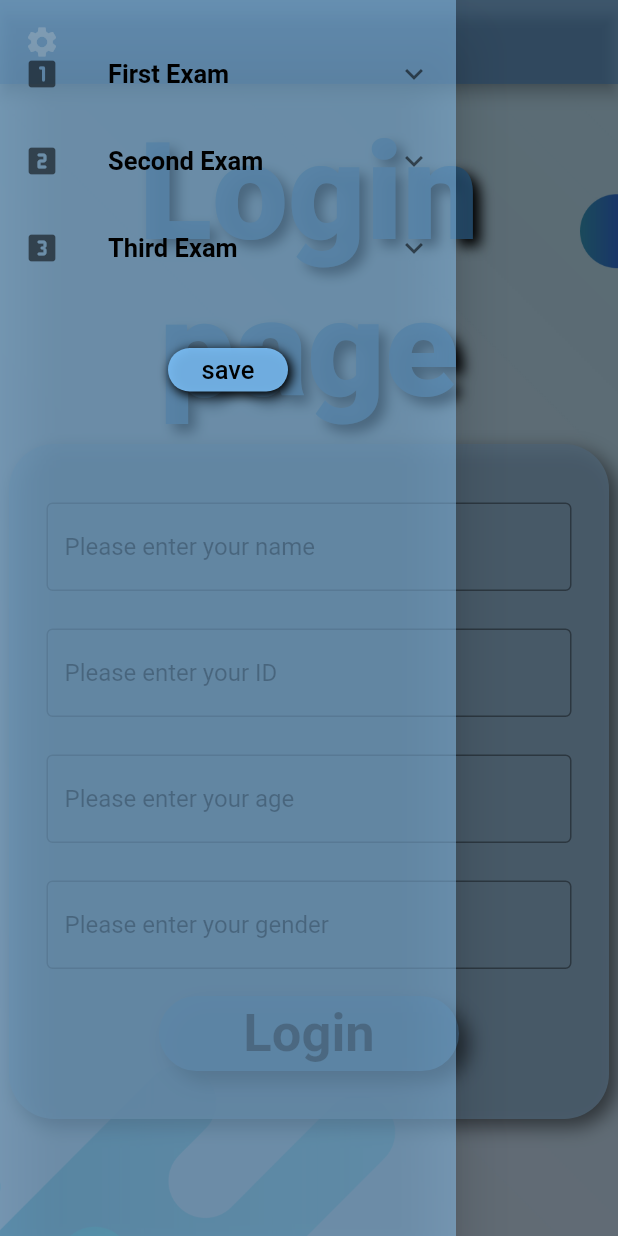
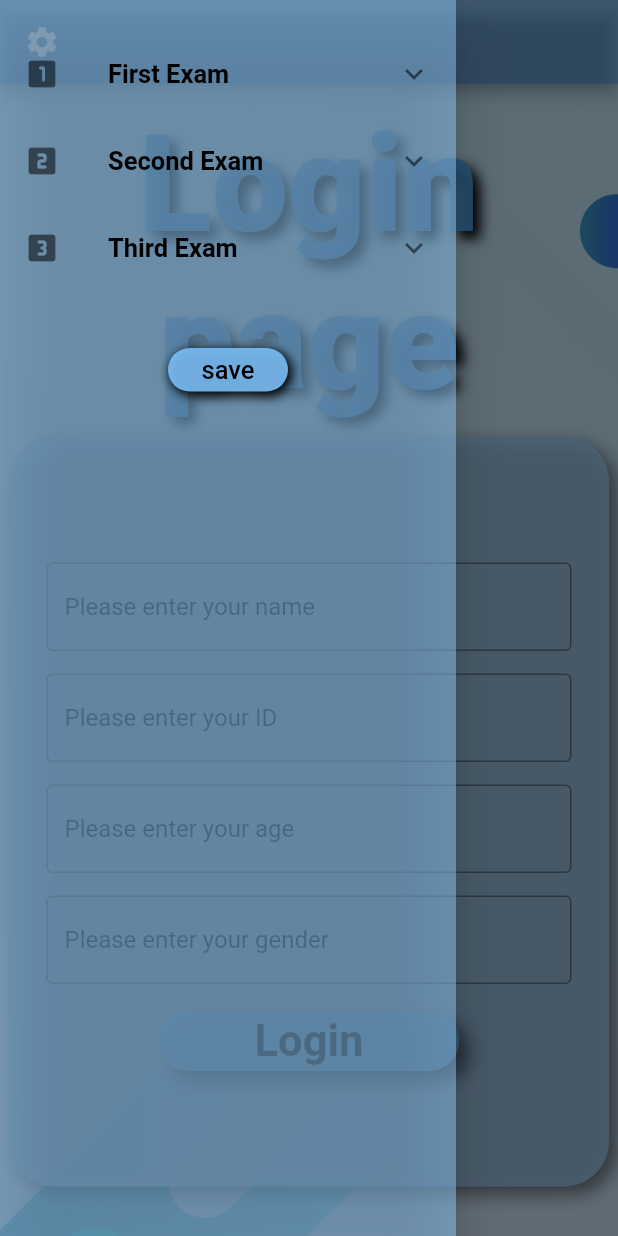
Before and after one commit to May-Cohen/ECT-project, a Flutter app: the screen it shows after launch, with the side drawer open, on a phone screen of 412 x 824 dp. Run offline on Flutter 3.47's test engine with Material 2 defaults, Android fonts, the phone set to English and light mode, and no system bars; our stand-ins replace csv, get, google_fonts, permission_handler; missing offline and left inert: external_path; Roboto replaces fonts that are missing (Alkatra).

Commit message:
login page validation and third game improving

```diff
--- a/lib/Login page.dart
+++ b/lib/Login page.dart
@@ -12,6 +12,9 @@ class LoginPage extends StatefulWidget {
 }
 
 class _LoginPageState extends State<LoginPage> {
+  static final RegExp alphaB = RegExp('[a-zA-Z]');
+  static final RegExp numbers = RegExp('[0-9]');
+
   @override
   Widget build(BuildContext context) {
     return Scaffold(
@@ -35,11 +38,13 @@ class _LoginPageState extends State<LoginPage> {
                 image: AssetImage("assets/images/background1.png"),
                 fit: BoxFit.cover),
           ),
+          child: Form(
+            autovalidateMode: AutovalidateMode.onUserInteraction,
             child: Center(
               child: Column(
                 crossAxisAlignment: CrossAxisAlignment.center,
                 children: [
-                const SizedBox(height: 20),
+                  const SizedBox(height: 15),
                   Text(
                     "Login page",
                     textAlign: TextAlign.center,
@@ -59,10 +64,11 @@ class _LoginPageState extends State<LoginPage> {
                   ),
                   const SizedBox(height: 10),
                   Container(
-                  height: 450,
+                    height: 500,
                     width: 400,
                     decoration: BoxDecoration(
-                    color: Color.fromARGB(255, 167, 212, 249).withOpacity(0.8),
+                      color:
+                          Color.fromARGB(255, 167, 212, 249).withOpacity(0.8),
                       borderRadius: BorderRadius.circular(30),
                       boxShadow: [
                         BoxShadow(
@@ -82,58 +88,86 @@ class _LoginPageState extends State<LoginPage> {
                           const SizedBox(height: 15),
                           SizedBox(
                             width: 350,
-                          child: TextField(
+                            child: TextFormField(
                               decoration: const InputDecoration(
                                 border: OutlineInputBorder(),
                                 hintText: 'Please enter your name',
                                 hintStyle: TextStyle(
                                     color: Colors.black, fontFamily: 'Alkatra'),
                               ),
+                              validator: (temp1) {
+                                if (temp1!.isEmpty) {
+                                  return "Name Required";
+                                } else if (!(alphaB.hasMatch(temp1))) {
+                                  return "Only Alphabets are allowed in the name field";
+                                }
+                              },
                               onChanged: (value1) {
                                 globals.name = value1;
                               },
                             ),
                           ),
-                        const SizedBox(height: 25),
+                          const SizedBox(height: 15),
                           SizedBox(
                             width: 350,
-                          child: TextField(
+                            child: TextFormField(
                               decoration: const InputDecoration(
                                 border: OutlineInputBorder(),
                                 hintText: 'Please enter your ID',
                                 hintStyle: TextStyle(
                                     color: Colors.black, fontFamily: 'Alkatra'),
                               ),
+                              validator: (temp2) {
+                                if (temp2!.isEmpty) {
+                                  return "ID Required";
+                                } else if (temp2.length != 9) {
+                                  return "The ID number should include 9 characters";
+                                } else if (!(numbers.hasMatch(temp2))) {
+                                  return "Only numeric values are allowed in the name field";
+                                }
+                              },
                               onChanged: (value2) {
                                 globals.iD = value2;
                               },
                             ),
                           ),
-                        const SizedBox(height: 25),
+                          const SizedBox(height: 15),
                           SizedBox(
                             width: 350,
-                          child: TextField(
+                            child: TextFormField(
                               decoration: const InputDecoration(
                                 border: OutlineInputBorder(),
                                 hintText: 'Please enter your age',
                                 hintStyle: TextStyle(
                                     color: Colors.black, fontFamily: 'Alkatra'),
                               ),
+                              validator: (temp3) {
+                                if (temp3!.isEmpty) {
+                                  return "Age Required";
+                                } else if (!(numbers.hasMatch(temp3))) {
+                                  return "Only numeric values are allowed in the age field";
+                                }
+                              },
                               onChanged: (value3) {
                                 globals.age = value3;
                               },
                             ),
                           ),
-                        const SizedBox(height: 25),
+                          const SizedBox(height: 15),
                           SizedBox(
                             width: 350,
-                          child: TextField(
+                            child: TextFormField(
                               decoration: const InputDecoration(
                                 border: OutlineInputBorder(),
                                 hintText: 'Please enter your gender',
                                 hintStyle: TextStyle(
                                     color: Colors.black, fontFamily: 'Alkatra'),
                               ),
+                              validator: (temp4) {
+                                if (temp4!.isEmpty) {
+                                  return "Gender Required";
+                                }
+                              },
                               onChanged: (value4) {
                                 globals.gender = value4;
                               },
@@ -151,7 +185,7 @@ class _LoginPageState extends State<LoginPage> {
                                 );
                               },
                               child: Container(
-                              height: 50,
+                                height: 40,
                                 width: 200,
                                 decoration: BoxDecoration(
                                   color: Color.fromARGB(255, 123, 191, 247)
@@ -174,7 +208,7 @@ class _LoginPageState extends State<LoginPage> {
                                     textAlign: TextAlign.center,
                                     style: TextStyle(
                                         color: Colors.black.withOpacity(0.9),
-                                      fontSize: 35,
+                                        fontSize: 29,
                                         fontWeight: FontWeight.bold,
                                         fontFamily: 'Alkatra'),
                                   ),
@@ -187,6 +221,7 @@ class _LoginPageState extends State<LoginPage> {
                 ],
               ),
             ),
+          ),
         ));
   }
 }
--- a/lib/Setting bar.dart
+++ b/lib/Setting bar.dart
@@ -1,6 +1,7 @@
 import 'dart:collection';
 
 import 'package:flutter/material.dart';
+import 'package:get/get_state_manager/get_state_manager.dart';
 import 'globals.dart' as globals;
 
 double show1 = 0;
@@ -15,6 +16,7 @@ int drop2 = 2;
 int drop3 = 5;
 int drop4 = 1;
 int drop5 = 1;
+int drop6 = 5;
 
 class SettingBar extends StatefulWidget {
   const SettingBar({super.key});
@@ -74,8 +76,6 @@ class _SettingBar extends State<SettingBar> {
                         setState(() {
                           drop1 = value1!;
                         });
-                        globals.time1 = value1!;
-                        globals.init = value1;
                       },
                     ),
                   ),
@@ -111,7 +111,6 @@ class _SettingBar extends State<SettingBar> {
                         setState(() {
                           drop2 = value2!;
                         });
-                        globals.numOfWrongAnswers1 = value2!;
                       },
                     ),
                   ),
@@ -161,7 +160,6 @@ class _SettingBar extends State<SettingBar> {
                         setState(() {
                           drop3 = value3!;
                         });
-                        globals.numOfGames = value3!;
                       },
                     ),
                   ),
@@ -197,7 +195,6 @@ class _SettingBar extends State<SettingBar> {
                         setState(() {
                           drop4 = value4!;
                         });
-                        globals.numOfWrongAnswers2 = value4!;
                       },
                     ),
                   ),
@@ -233,7 +230,6 @@ class _SettingBar extends State<SettingBar> {
                         setState(() {
                           drop5 = value5!;
                         });
-                        globals.version = value5!;
                       },
                     ),
                   ),
@@ -253,43 +249,36 @@ class _SettingBar extends State<SettingBar> {
                     fontFamily: 'Alkatra')),
             children: [
               const ListTile(
-                title: Text(""),
+                title: Text(
+                  "Select the number of games before ending the test:",
+                  style: TextStyle(
+                      fontSize: 16, color: Colors.black, fontFamily: 'Alkatra'),
+                ),
               ),
               Row(
-                children: const [
+                mainAxisAlignment: MainAxisAlignment.center,
+                crossAxisAlignment: CrossAxisAlignment.center,
+                children: [
                   SizedBox(
-                    width: 45,
-                  ),
-                  SizedBox(
-                    height: 50,
-                    width: 200,
-                    child: TextField(
-                      decoration: InputDecoration(
-                        border: OutlineInputBorder(),
-                      ),
-                      // onChanged: () {
-                      // },
-                    ),
-                  ),
-                ],
-              ),
-              const ListTile(
-                title: Text(""),
-              ),
-              Row(
-                children: const [
-                  SizedBox(
-                    width: 45,
-                  ),
-                  SizedBox(
-                    height: 50,
-                    width: 200,
-                    child: TextField(
-                      decoration: InputDecoration(
-                        border: OutlineInputBorder(),
-                      ),
-                      // onChanged: () {
-                      // },
+                    child: DropdownButton<int>(
+                      value: drop6,
+                      items: <int>[1, 2, 3, 4, 5].map((int value6) {
+                        return DropdownMenuItem<int>(
+                          value: value6,
+                          child: Text(
+                            value6.toString(),
+                            style: const TextStyle(
+                                fontSize: 14,
+                                color: Colors.black,
+                                fontFamily: 'Alkatra'),
+                          ),
+                        );
+                      }).toList(),
+                      onChanged: (value6) {
+                        setState(() {
+                          drop6 = value6!;
+                        });
+                      },
                     ),
                   ),
                 ],
@@ -304,6 +293,13 @@ class _SettingBar extends State<SettingBar> {
             width: 55,
             child: TextButton(
               onPressed: () {
+                globals.time1 = drop1;
+                globals.init = drop1;
+                globals.numOfWrongAnswers1 = drop2;
+                globals.numOfGames = drop3;
+                globals.numOfWrongAnswers2 = drop4;
+                globals.version = drop5;
+                globals.GameNumber = drop6;
                 Scaffold.of(context).closeDrawer();
               },
               child: Container(
--- a/lib/globals.dart
+++ b/lib/globals.dart
@@ -28,7 +28,7 @@ Duration time2 = const Duration(
     seconds:
         0); // the time passed from when the student saw the cards until he pressed a button.
 int version = 1; // Double game version 1 or 2.
-int leftOrRight = 0;
+int leftOrRight = 0; // 1 left 2 right
 int numClickOnRight = 0;
 // third test
 bool lightTurn = false; // the lights in the third test.
@@ -40,3 +40,6 @@ Duration detectionTime = const Duration(seconds: 0);
 Duration responseTime = const Duration(seconds: 0);
 int numOfTurn = 1; // number of plays.
 int OneOrThree = 1;
+int score3 = 0; // num of correct answers Third exam
+List<int> lightsIndex = [];
+int GameNumber = 5;
--- a/pubspec.yaml
+++ b/pubspec.yaml
@@ -34,6 +34,7 @@ dependencies:
   csv:
   path_provider:
   permission_handler:
+  form_field_validator: ^1.0.1
 
   # The following adds the Cupertino Icons font to your application.
   # Use with the CupertinoIcons class for iOS style icons.
```
Also changed, not shown: lib/End third test.dart (+8 -0 lines), lib/Second Exam.dart (+2 -20 lines), lib/Third Exam.dart (+29 -14 lines), pubspec.lock. Lines whose indentation alone changed are shown as unchanged.
